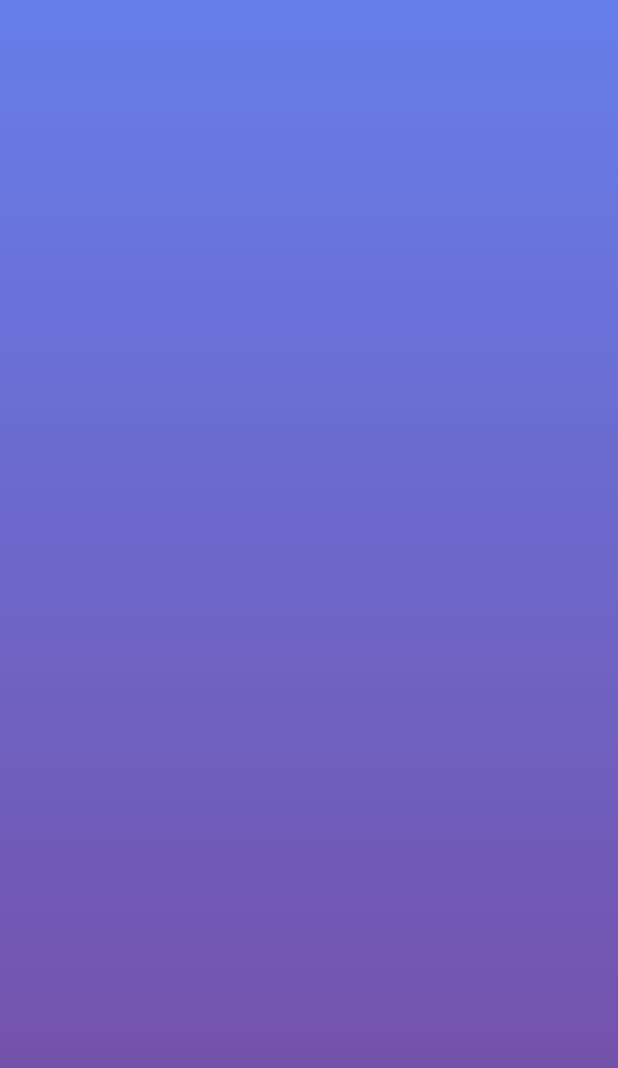
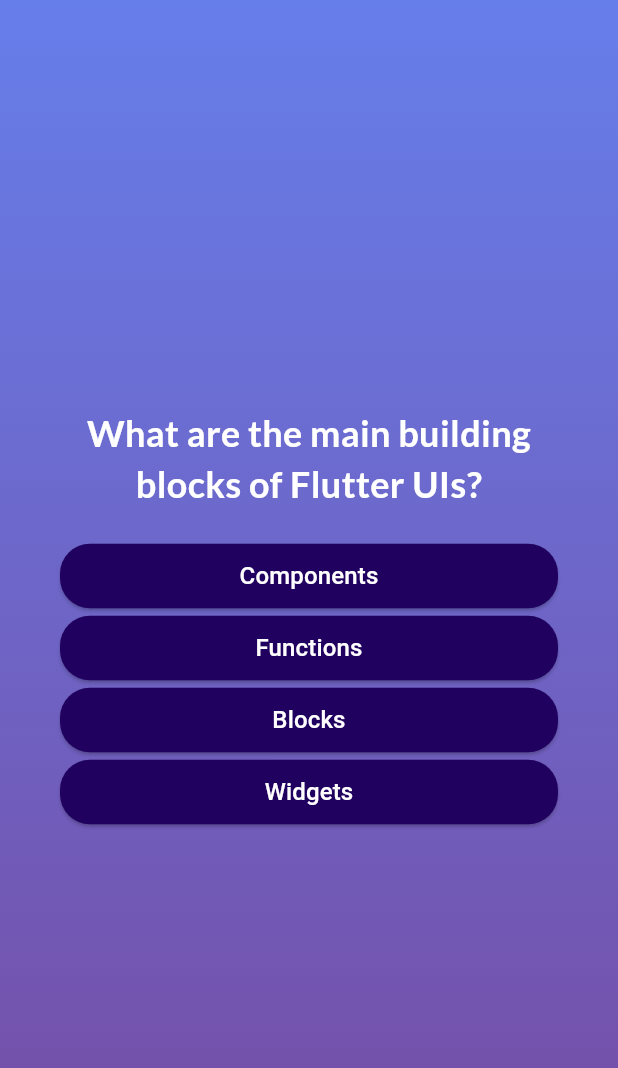
Before and after one commit to hshoom17/quiz_app, a Flutter app: the screen it shows after launch, after a tap on "Start Quiz", on a phone screen of 412 x 824 dp. Shown: the top 1068 px of the screen. Run offline on Flutter 3.47's test engine with Material 3 defaults, Android fonts, the phone set to English and light mode, and no system bars; our stand-ins replace google_fonts.

Commit message:
Completing The App

```diff
--- /dev/null
+++ b/lib/answer_button.dart
@@ -0,0 +1,32 @@
+import 'package:flutter/material.dart';
+
+class AnswerButton extends StatelessWidget {
+  const AnswerButton({super.key, required this.answerText, required this.onTap});
+
+  final String answerText;
+  final void Function() onTap;
+
+
+  @override
+  Widget build(BuildContext context) {
+    return ElevatedButton(
+      onPressed: onTap,
+      style: ElevatedButton.styleFrom(
+        padding: const EdgeInsets.symmetric(vertical: 10, horizontal: 20),
+        backgroundColor: const Color.fromARGB(255, 33, 1, 95),
+        foregroundColor: Colors.white,
+        shape: RoundedRectangleBorder(
+          borderRadius: BorderRadius.circular(20),
+        ),
+      ),
+      child: Text(
+        answerText,
+        style: const TextStyle(
+          fontSize: 16,
+          fontWeight: FontWeight.w500,
+        ),
+        textAlign: TextAlign.center,
+      ),
+    );
+  }
+}
--- a/lib/data/questions.dart
+++ b/lib/data/questions.dart
@@ -0,0 +1,55 @@
+  import 'package:quiz_app/models/quiz_question.dart';
+
+  const questions = [
+  QuizQuestion(
+    'What are the main building blocks of Flutter UIs?',
+    [
+      'Widgets',
+      'Components',
+      'Blocks',
+      'Functions',
+    ],
+  ),
+  QuizQuestion('How are Flutter UIs built?', [
+    'By combining widgets in code',
+    'By combining widgets in a visual editor',
+    'By defining widgets in config files',
+    'By using XCode for iOS and Android Studio for Android',
+  ]),
+  QuizQuestion(
+    'What\'s the purpose of a StatefulWidget?',
+    [
+      'Update UI as data changes',
+      'Update data as UI changes',
+      'Ignore data changes',
+      'Render UI that does not depend on data',
+    ],
+  ),
+  QuizQuestion(
+    'Which widget should you try to use more often: StatelessWidget or StatefulWidget?',
+    [
+      'StatelessWidget',
+      'StatefulWidget',
+      'Both are equally good',
+      'None of the above',
+    ],
+  ),
+  QuizQuestion(
+    'What happens if you change data in a StatelessWidget?',
+    [
+      'The UI is not updated',
+      'The UI is updated',
+      'The closest StatefulWidget is updated',
+      'Any nested StatefulWidgets are updated',
+    ],
+  ),
+  QuizQuestion(
+    'How should you update data inside of StatefulWidgets?',
+    [
+      'By calling setState()',
+      'By calling updateData()',
+      'By calling updateUI()',
+      'By calling updateState()',
+    ],
+  ),
+];
--- a/lib/home_page.dart
+++ b/lib/home_page.dart
@@ -1,4 +1,5 @@
 import 'package:flutter/material.dart';
+import 'package:google_fonts/google_fonts.dart';
 
 
 class HomePage extends StatelessWidget {
@@ -7,19 +8,7 @@ class HomePage extends StatelessWidget {
 
   @override
   Widget build(BuildContext context) {
-    return Scaffold(
-      body: Container(
-        decoration: const BoxDecoration(
-          gradient: LinearGradient(
-            begin: Alignment.topCenter,
-            end: Alignment.bottomCenter,
-            colors: [
-              Color(0xFF667eea),
-              Color(0xFF764ba2),
-            ],
-          ),
-        ),
-        child: SafeArea(
+    return SafeArea(
       child: Padding(
         padding: const EdgeInsets.all(24.0),
         child: Column(
@@ -45,24 +34,16 @@ class HomePage extends StatelessWidget {
             ),
             const SizedBox(height: 40),
             // Welcome Text
-                const Text(
+            Text(
               'Welcome to Flutter Quiz App',
-                  style: TextStyle(
-                    fontSize: 25,
+              style: GoogleFonts.lato(
+                fontSize: 24,
                 fontWeight: FontWeight.bold,
                 color: Colors.white,
               ),
               textAlign: TextAlign.center,
             ),
-                const SizedBox(height: 16),
-                const Text(
-                  'Test your knowledge with our amazing quizzes!',
-                  style: TextStyle(
-                    fontSize: 16,
-                    color: Colors.white70,
-                  ),
-                  textAlign: TextAlign.center,
-                ),
+
             const Spacer(),
             // Start Button
             SizedBox(
@@ -71,20 +52,12 @@ class HomePage extends StatelessWidget {
               child: ElevatedButton(
                 onPressed: () {
                   startQuiz();
-                      // TODO: Navigate to quiz page
-                      // ScaffoldMessenger.of(context).showSnackBar(
-                      //   const SnackBar(
-                      //     content: Text('Starting quiz...'),
-                      //     backgroundColor: Colors.green,
-
-                      //   ),
-                      // );
                 },
                 style: ElevatedButton.styleFrom(
                   backgroundColor: Colors.white,
                   foregroundColor: const Color(0xFF667eea),
                   elevation: 8,
-                      shadowColor: Colors.black.withOpacity(0.3),
+                  shadowColor: Colors.black.withValues(alpha: 0.3),
                   shape: RoundedRectangleBorder(
                     borderRadius: BorderRadius.circular(28),
                   ),
@@ -102,8 +75,6 @@ class HomePage extends StatelessWidget {
           ],
         ),
       ),
-        ),
-      ),
     );
   }
 }
--- a/lib/main.dart
+++ b/lib/main.dart
@@ -1,17 +1,6 @@
 import 'package:flutter/material.dart';
-import 'home_page.dart';
-import 'quiz.dart';
-import 'questions.dart';
+import 'package:quiz_app/quiz.dart';
 
 void main() {
-  runApp(const MyApp());
+  runApp(const MaterialApp(home: Quiz()));
 }
-
-class MyApp extends StatelessWidget {
-  const MyApp({super.key});
-
-  @override
-  Widget build(BuildContext context) {
-    return const MaterialApp(home: Quiz());
-  }
-}
--- a/lib/models/quiz_question.dart
+++ b/lib/models/quiz_question.dart
@@ -1,6 +1,13 @@
 class QuizQuestion {
+  const QuizQuestion(this.text, this.answers);
+
   final String text;
   final List<String> answers;
 
-  QuizQuestion(this.text, this.answers);
+  List<String> getShuffledAnswers() {
+    final shuffledList = List.of(answers);
+    shuffledList.shuffle();  // to shuffle the answers
+    return shuffledList;
+  }
+
 }
--- a/lib/questions.dart
+++ /dev/null
@@ -1,27 +0,0 @@
-import 'package:flutter/material.dart';
-  class Questions extends StatefulWidget {
-  const Questions({super.key});
-
-  @override
-  State<Questions> createState() => _QuestionsState();
-}
-
-class _QuestionsState extends State<Questions> {
-  @override
-  Widget build(BuildContext context) {
-    return Scaffold(
-      body: Container(
-        decoration: const BoxDecoration(
-          gradient: LinearGradient(
-            begin: Alignment.topCenter,
-            end: Alignment.bottomCenter,
-            colors: [
-              Color(0xFF667eea),
-              Color(0xFF764ba2),
-            ],
-          ),
-        ),
-      ),
-    );
-  }
-}
--- /dev/null
+++ b/lib/questions_screen.dart
@@ -0,0 +1,57 @@
+import 'package:flutter/material.dart';
+import 'package:quiz_app/answer_button.dart';
+import 'package:quiz_app/data/questions.dart';
+import 'package:google_fonts/google_fonts.dart';
+
+  class QuestionsScreen extends StatefulWidget {
+
+    const QuestionsScreen({super.key, required this.onSelectAnswer});
+    final void Function(String answer) onSelectAnswer;
+
+  @override
+  State<QuestionsScreen> createState() => _QuestionsScreenState();
+}
+
+class _QuestionsScreenState extends State<QuestionsScreen> {
+
+  var currentQuestionIndex = 0;
+  void answerQuestion(String selectedAnswer) {
+    widget.onSelectAnswer(selectedAnswer);
+
+    setState(() {currentQuestionIndex++;});
+  }
+
+  @override
+  Widget build(BuildContext context) {
+    final currentQuestion = questions[currentQuestionIndex];
+    return SizedBox(
+      width: double.infinity,
+      child: Container(
+        margin: const EdgeInsets.all(40),
+        child: Column(
+          mainAxisAlignment: MainAxisAlignment.center,
+          crossAxisAlignment: CrossAxisAlignment.stretch,
+        children: [
+          Text(
+            currentQuestion.text,
+            style: GoogleFonts.lato(
+              fontSize: 24,
+              fontWeight: FontWeight.bold,
+              color: Colors.white,
+            ),
+              textAlign: TextAlign.center,
+            ),
+
+          const SizedBox(height: 20),
+          ...currentQuestion.getShuffledAnswers().map( (answer) {
+            return AnswerButton(
+              answerText: answer,
+              onTap: () => answerQuestion(answer),
+            );
+             } ),
+          ],
+        ),
+      ),
+    );
+  }
+  }
--- a/lib/quiz.dart
+++ b/lib/quiz.dart
@@ -1,6 +1,8 @@
 import 'package:flutter/material.dart';
 import 'home_page.dart';
-import 'questions.dart';
+import 'questions_screen.dart';
+import 'data/questions.dart';
+import 'results_screen.dart';
 
 
 class Quiz extends StatefulWidget {
@@ -12,12 +14,31 @@ class Quiz extends StatefulWidget {
 }
 
 class _QuizState extends State<Quiz> {
+  List<String> selectedAnswers = [];
   var activeScreen = 'start-screen';
 
   void switchScreen() {
     setState(() {
       activeScreen = 'questions-screen';
+      selectedAnswers.clear();
     });
+  }
+
+  void restartQuiz() {
+    setState(() {
+      activeScreen = 'start-screen';
+      selectedAnswers.clear();
+    });
+  }
+
+  void chooseAnswer(String answer) {
+    selectedAnswers.add(answer);
+    if(selectedAnswers.length == questions.length){
+      setState(() {
+
+        activeScreen = 'results-screen';
+      });
+    }
   }
 
 
@@ -26,9 +47,11 @@ class _QuizState extends State<Quiz> {
     Widget screenWidget = HomePage(switchScreen) ;
 
     if(activeScreen == 'questions-screen'){  // to change the screen to questions screen
-      screenWidget = const Questions();
+      screenWidget = QuestionsScreen(onSelectAnswer: chooseAnswer);
     }
-
+    if(activeScreen == 'results-screen'){
+      screenWidget = ResultsScreen(chosenAnswers: selectedAnswers, onRestart: restartQuiz);
+    }
     return Scaffold(
       body: Container(
         decoration: const BoxDecoration(
--- a/pubspec.yaml
+++ b/pubspec.yaml
@@ -34,6 +34,7 @@ dependencies:
   # The following adds the Cupertino Icons font to your application.
   # Use with the CupertinoIcons class for iOS style icons.
   cupertino_icons: ^1.0.8
+  google_fonts: ^6.3.1
 
 dev_dependencies:
   flutter_test:
```
Also changed, not shown: lib/questions_summary.dart (added, +159 -0 lines), lib/results_screen.dart (added, +127 -0 lines), pubspec.lock, 1 other file. Lines whose indentation alone changed are shown as unchanged.
